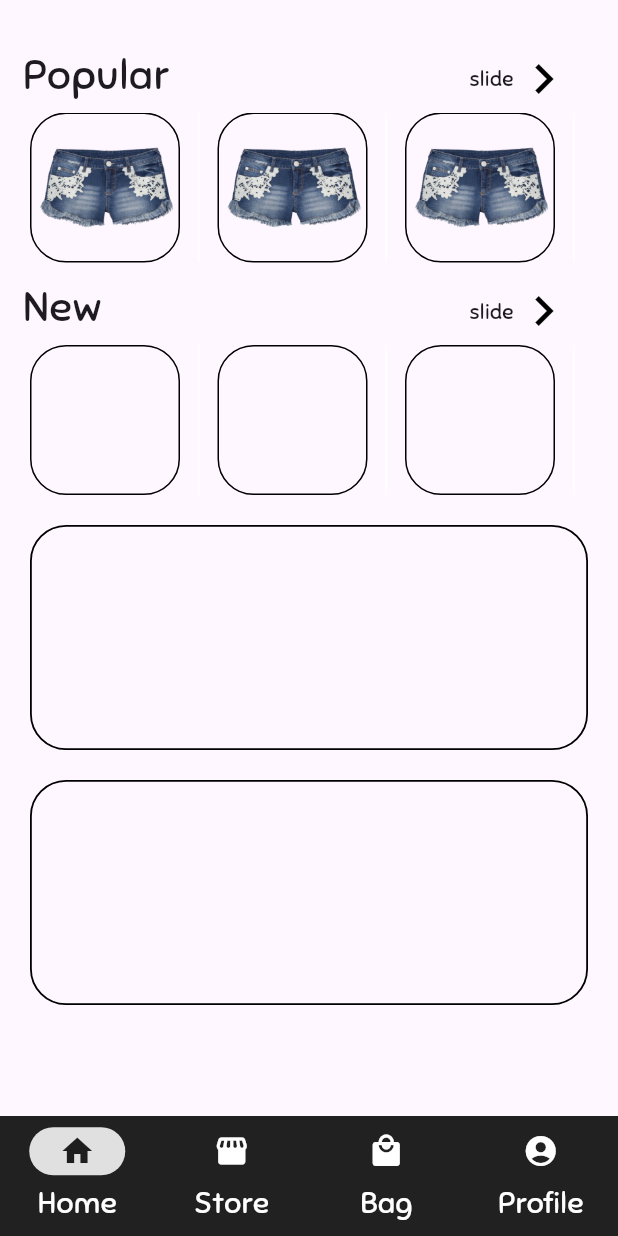
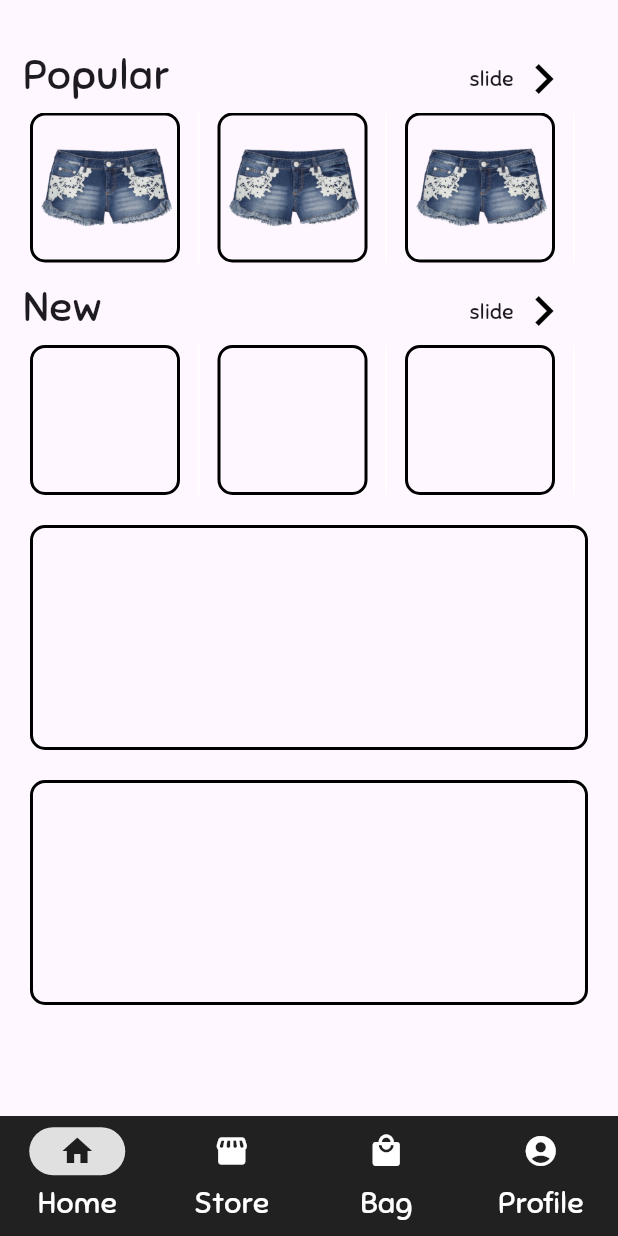
Before and after one commit to ChicoQuemador1/Garment, a Flutter app: the screen it shows once a user with an empty profile is signed in, on a phone screen of 412 x 824 dp. Run offline on Flutter 3.47's test engine with Material 3 defaults, Android fonts, the phone set to English and light mode, and no system bars; our stand-ins replace cloud_firestore, firebase_auth, firebase_core, firebase_storage; accounts and stored records are empty.

Commit message:
ui update small

```diff
--- a/Application/garment/lib/store/home_page.dart
+++ b/Application/garment/lib/store/home_page.dart
@@ -56,52 +56,7 @@ class _HomePageState extends State<HomePage> {
         child: Center(
           child: ListView(
             children: [
-              // Search Bar
               SizedBox(height: 20),
-              /*
-              Padding(
-                padding: const EdgeInsets.fromLTRB(10, 0, 10, 0),
-                child: SearchAnchor(builder:
-                    (BuildContext context, SearchController controller) {
-                  return SearchBar(
-                    backgroundColor:
-                        MaterialStateProperty.resolveWith((states) {
-                      return Colors.white;
-                    }),
-                    elevation: MaterialStateProperty.resolveWith((states) {
-                      return 0;
-                    }),
-                    side: MaterialStateProperty.resolveWith((states) {
-                      return BorderSide();
-                    }),
-                    hintText: "Find your new style easy.",
-                    controller: controller,
-                    padding: const MaterialStatePropertyAll<EdgeInsets>(
-                        EdgeInsets.symmetric(horizontal: 16.0)),
-                    onTap: () {
-                      controller.openView();
-                    },
-                    onChanged: (_) {
-                      controller.openView();
-                    },
-                    leading: const Icon(Icons.search),
-                  );
-                }, suggestionsBuilder:
-                    (BuildContext context, SearchController controller) {
-                  return List<ListTile>.generate(5, (int index) {
-                    final String item = 'item $index';
-                    return ListTile(
-                        title: Text(item),
-                        onTap: () {
-                          setState(() {
-                            controller.closeView(item);
-                          });
-                        });
-                  });
-                }),
-              ),
-              */
-              // Popular Text and Arrow
               SizedBox(height: 10),
               Row(
                 children: [
@@ -136,8 +91,8 @@ class _HomePageState extends State<HomePage> {
                     itemBuilder: (BuildContext context, popIndex) => Container(
                       // Get rid of decoration later
                       decoration: BoxDecoration(
-                          border: Border.all(color: Colors.black),
-                          borderRadius: BorderRadius.circular(24)),
+                          border: Border.all(color: Colors.black, width: 2),
+                          borderRadius: BorderRadius.circular(10)),
                       height: 100,
                       width: 100,
                       child: GestureDetector(
@@ -189,8 +144,8 @@ class _HomePageState extends State<HomePage> {
                   child: ListView.separated(
                     itemBuilder: (BuildContext context, popIndex) => Container(
                       decoration: BoxDecoration(
-                          border: Border.all(color: Colors.black),
-                          borderRadius: BorderRadius.circular(24)),
+                          border: Border.all(color: Colors.black, width: 2),
+                          borderRadius: BorderRadius.circular(10)),
                       height: 100,
                       width: 100,
                     ),
@@ -210,9 +165,9 @@ class _HomePageState extends State<HomePage> {
                   decoration: BoxDecoration(
                     border: Border.all(
                       color: Colors.black,
-                      width: 1.2,
+                      width: 2,
                     ),
-                    borderRadius: BorderRadius.circular(24),
+                    borderRadius: BorderRadius.circular(10),
                   ),
                   height: 150,
                 ),
@@ -226,14 +181,13 @@ class _HomePageState extends State<HomePage> {
                   decoration: BoxDecoration(
                     border: Border.all(
                       color: Colors.black,
-                      width: 1.2,
+                      width: 2,
                     ),
-                    borderRadius: BorderRadius.circular(24),
+                    borderRadius: BorderRadius.circular(10),
                   ),
                   height: 150,
                 ),
               ),
-
               SizedBox(height: 25),
             ],
           ),
--- a/Application/garment/lib/store/models/product.dart
+++ b/Application/garment/lib/store/models/product.dart
@@ -25,9 +25,7 @@ class Product {
     return Product(
       id: id,
       name: data['name'],
-      price: (data['price'] is int)
-          ? (data['price'] as int).toDouble()
-          : data['price'],
+      price: data['price'].toDouble(), // Ensures price is a double
       description: data['description'],
       imageUrl: data['imageUrl'],
       size: data['size'],
```
Also changed, not shown: Application/garment/lib/store/categories/menswear_page.dart (+28 -7 lines), Application/garment/lib/store/categories/otherswear_page.dart (+37 -14 lines), Application/garment/lib/store/categories/womenswear_page.dart (+31 -12 lines).
